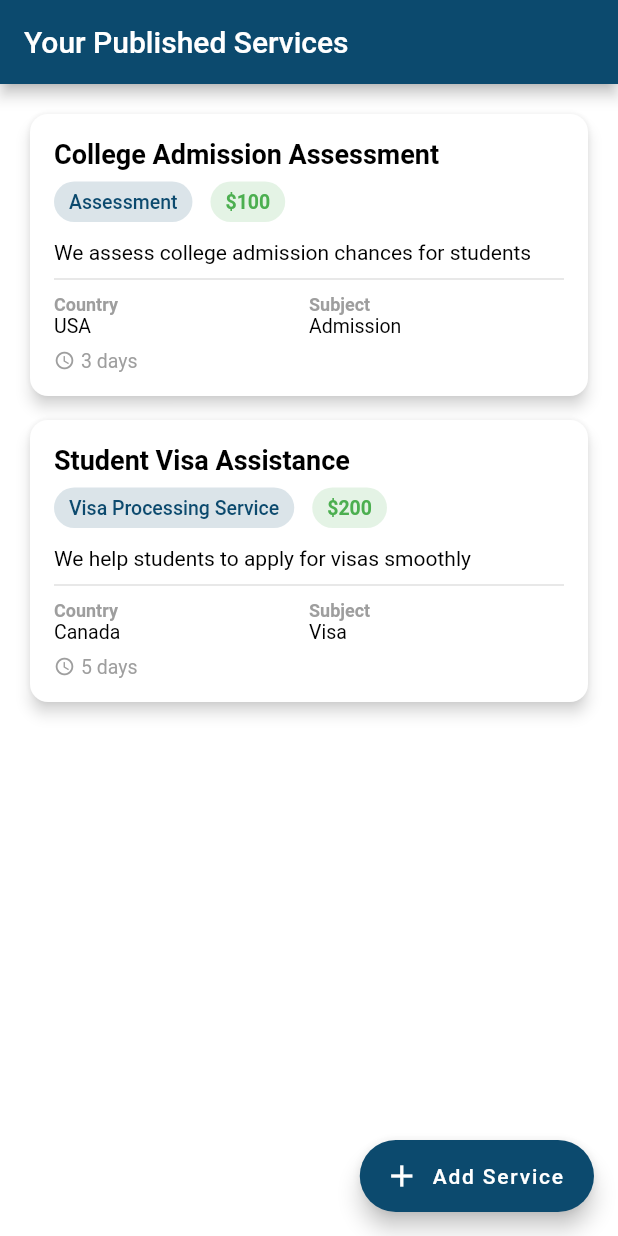
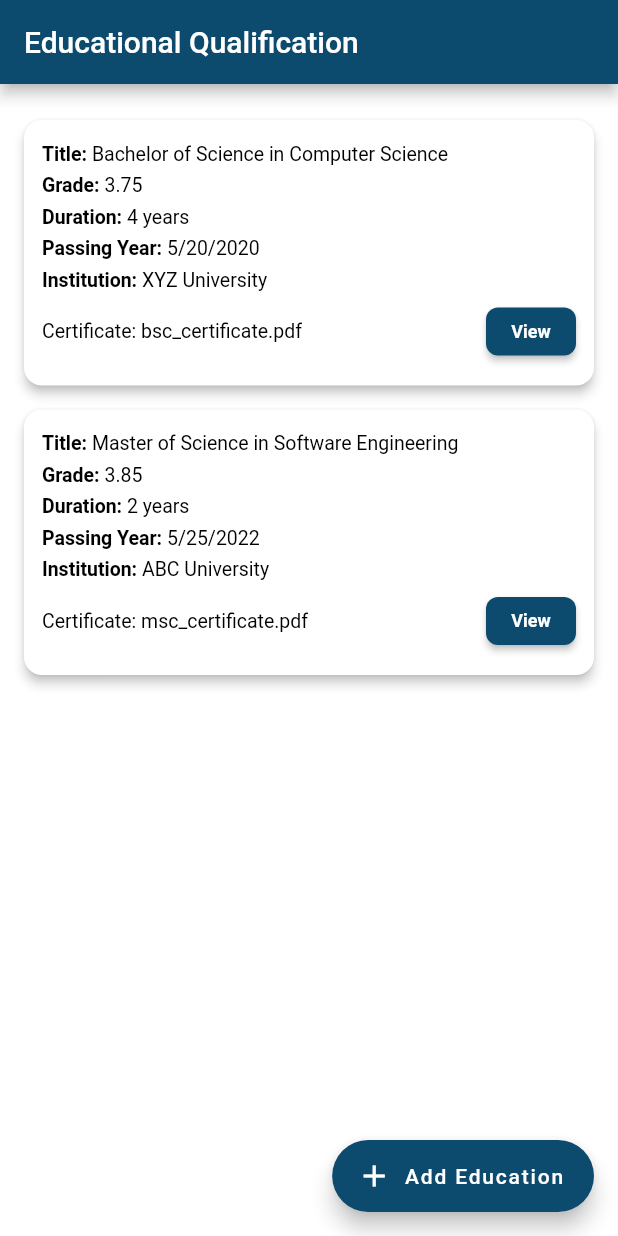
Before and after one commit to Md-Junaead/eduwise, a Flutter app: the screen it shows after launch, on a phone screen of 412 x 824 dp. Run offline on Flutter 3.47's test engine with Material 3 defaults, Android fonts, the light colour scheme and no system bars; our stand-ins replace cached_network_image, carousel_slider, country_picker, file_picker, get; missing offline and left inert: country_flags.

Commit message:
Consultant Education screen finished

```diff
--- a/lib/configs/routes/routes.dart
+++ b/lib/configs/routes/routes.dart
@@ -1,4 +1,5 @@
 import 'package:eduwise/screens/consultant-dashboard/add-service/con_service_view.dart';
+import 'package:eduwise/screens/consultant-dashboard/educational-qualification/con_edu_qua_view.dart';
 import 'package:eduwise/screens/consultant-dashboard/experience/con_work_view.dart';
 import 'package:eduwise/screens/student-dashboard/consultant/stu_cons_view.dart';
 import 'package:eduwise/screens/student-dashboard/dashboard/stu_dboard_view.dart';
@@ -84,6 +85,13 @@ class Routes {
           builder: (context) => ConsultantServiceCreateView(),
         );
 
+      case RoutesName.consultantEducationScreen:
+        return MaterialPageRoute(
+          builder: (context) => ConsultantEducationScreen(),
+        );
+
+      // Default Profile
+
       default:
         return MaterialPageRoute(
           builder: (_) =>
--- a/lib/configs/routes/routes_name.dart
+++ b/lib/configs/routes/routes_name.dart
@@ -24,4 +24,5 @@ class RoutesName {
       'ConsultantWorkExperienceScreen';
   static const String consultantServiceCreateView =
       'ConsultantServiceCreateView';
+  static const String consultantEducationScreen = 'ConsultantEducationScreen';
 }
--- a/lib/main.dart
+++ b/lib/main.dart
@@ -25,7 +25,7 @@ class MyApp extends StatelessWidget {
         debugShowCheckedModeBanner: false,
         title: 'Eduwise',
         theme: AppTheme.light,
-        initialRoute: RoutesName.consultantServiceCreateView,
+        initialRoute: RoutesName.consultantEducationScreen,
         onGenerateRoute: Routes.generateRoute,
 
         // ✅ Now super clean: just point to AppBindings
--- /dev/null
+++ b/lib/screens/consultant-dashboard/educational-qualification/con_edu_qua_ctrl.dart
@@ -0,0 +1,114 @@
+// lib/screens/consultant-dashboard/education/consultant_education_controller.dart
+import 'package:eduwise/screens/consultant-dashboard/educational-qualification/con_edu_qua_model.dart';
+import 'package:get/get.dart';
+import 'package:file_picker/file_picker.dart';
+
+class ConsultantEducationController extends GetxController {
+  final RxList<ConsultantEducation> educations = <ConsultantEducation>[].obs;
+
+  /// ---------------- Temporary fields for form ----------------
+  var tempTitle = ''.obs;
+  var tempGrade = ''.obs;
+  var tempDuration = ''.obs;
+  var tempPassingYear = Rxn<DateTime>();
+  var tempInstitution = ''.obs;
+  var tempCertificate = ''.obs;
+
+  @override
+  void onInit() {
+    super.onInit();
+    _loadDemoData();
+  }
+
+  void addEducation({int? editIndex}) {
+    if (tempTitle.value.isEmpty || tempGrade.value.isEmpty) {
+      Get.snackbar(
+        "Error",
+        "Please fill all required fields",
+        snackPosition: SnackPosition.BOTTOM,
+      );
+      return;
+    }
+
+    // Duplicate check
+    bool exists = educations.any(
+      (e) =>
+          e.title == tempTitle.value &&
+          e.institution == tempInstitution.value &&
+          (editIndex == null || educations.indexOf(e) != editIndex),
+    );
+
+    if (exists) {
+      Get.snackbar(
+        "Duplicate",
+        "Education already exists",
+        snackPosition: SnackPosition.BOTTOM,
+      );
+      return;
+    }
+
+    ConsultantEducation newEdu = ConsultantEducation(
+      title: tempTitle.value,
+      grade: tempGrade.value,
+      duration: tempDuration.value,
+      passingYear: tempPassingYear.value ?? DateTime.now(),
+      institution: tempInstitution.value,
+      certificate: tempCertificate.value,
+    );
+
+    if (editIndex != null) {
+      educations[editIndex] = newEdu; // Edit
+    } else {
+      educations.add(newEdu); // Add new
+    }
+
+    clearTempFields();
+
+    Get.snackbar(
+      "Success",
+      editIndex != null ? "Education Updated" : "Education Added",
+      snackPosition: SnackPosition.BOTTOM,
+    );
+  }
+
+  void clearTempFields() {
+    tempTitle.value = '';
+    tempGrade.value = '';
+    tempDuration.value = '';
+    tempPassingYear.value = null;
+    tempInstitution.value = '';
+    tempCertificate.value = '';
+  }
+
+  Future<void> pickCertificate() async {
+    FilePickerResult? result = await FilePicker.platform.pickFiles(
+      allowMultiple: false,
+      type: FileType.any,
+    );
+
+    if (result != null && result.files.isNotEmpty) {
+      tempCertificate.value = result.files.first.name;
+    }
+  }
+
+  void _loadDemoData() {
+    educations.addAll([
+      ConsultantEducation(
+        title: "Bachelor of Science in Computer Science",
+        grade: "3.75",
+        duration: "4 years",
+        passingYear: DateTime(2020, 5, 20),
+        institution: "XYZ University",
+        certificate: "bsc_certificate.pdf",
+      ),
+      ConsultantEducation(
+        title: "Master of Science in Software Engineering",
+        grade: "3.85",
+        duration: "2 years",
+        passingYear: DateTime(2022, 5, 25),
+        institution: "ABC University",
+        certificate: "msc_certificate.pdf",
+      ),
+    ]);
+  }
+}
--- /dev/null
+++ b/lib/screens/consultant-dashboard/educational-qualification/con_edu_qua_model.dart
@@ -0,0 +1,18 @@
+// lib/screens/consultant-dashboard/education/consultant_education_model.dart
+class ConsultantEducation {
+  String title;
+  String grade;
+  String duration;
+  DateTime passingYear;
+  String institution;
+  String certificate;
+
+  ConsultantEducation({
+    required this.title,
+    required this.grade,
+    required this.duration,
+    required this.passingYear,
+    required this.institution,
+    required this.certificate,
+  });
+}
--- /dev/null
+++ b/lib/screens/consultant-dashboard/educational-qualification/con_edu_qua_view.dart
@@ -0,0 +1,176 @@
+// lib/screens/consultant-dashboard/education/consultant_education_screen.dart
+import 'package:eduwise/screens/consultant-dashboard/educational-qualification/con_edu_qua_ctrl.dart';
+import 'package:eduwise/screens/consultant-dashboard/educational-qualification/con_edu_qua_form.dart';
+import 'package:flutter/material.dart';
+import 'package:get/get.dart';
+import 'package:eduwise/configs/constants/colors.dart';
+
+class ConsultantEducationScreen extends StatelessWidget {
+  const ConsultantEducationScreen({super.key});
+
+  @override
+  Widget build(BuildContext context) {
+    final controller = Get.put(ConsultantEducationController());
+
+    return Scaffold(
+      appBar: AppBar(
+        title: const Text("Educational Qualification"),
+        backgroundColor: TColors.secondary,
+      ),
+      body: Obx(() {
+        if (controller.educations.isEmpty) {
+          return const Center(child: Text("No education added"));
+        }
+
+        return ListView.builder(
+          padding: const EdgeInsets.all(16),
+          itemCount: controller.educations.length,
+          itemBuilder: (context, index) {
+            final edu = controller.educations[index];
+            return Dismissible(
+              key: Key(edu.title + edu.institution),
+              background: Container(
+                color: Colors.green,
+                alignment: Alignment.centerLeft,
+                padding: const EdgeInsets.only(left: 20),
+                child: const Icon(Icons.edit, color: Colors.white),
+              ),
+              secondaryBackground: Container(
+                color: Colors.red,
+                alignment: Alignment.centerRight,
+                padding: const EdgeInsets.only(right: 20),
+                child: const Icon(Icons.delete, color: Colors.white),
+              ),
+              confirmDismiss: (direction) async {
+                if (direction == DismissDirection.startToEnd) {
+                  // ---------------- Edit ----------------
+                  controller.tempTitle.value = edu.title;
+                  controller.tempGrade.value = edu.grade;
+                  controller.tempDuration.value = edu.duration;
+                  controller.tempPassingYear.value = edu.passingYear;
+                  controller.tempInstitution.value = edu.institution;
+                  controller.tempCertificate.value = edu.certificate;
+
+                  Get.to(() => ConsultantEducationForm())!.then((_) {
+                    controller.clearTempFields();
+                  });
+                  return false;
+                } else if (direction == DismissDirection.endToStart) {
+                  // ---------------- Delete ----------------
+                  bool confirmed =
+                      await Get.defaultDialog(
+                        title: "Delete Education",
+                        middleText:
+                            "Are you sure you want to delete this education?",
+                        textConfirm: "Yes",
+                        textCancel: "No",
+                        confirmTextColor: Colors.white,
+                        onConfirm: () {
+                          controller.educations.removeAt(index);
+                          Get.back(result: true);
+                        },
+                        onCancel: () => Get.back(result: false),
+                      ) ??
+                      false;
+                  return confirmed;
+                }
+                return false;
+              },
+              child: Card(
+                margin: const EdgeInsets.symmetric(vertical: 8),
+                shape: RoundedRectangleBorder(
+                  borderRadius: BorderRadius.circular(12),
+                ),
+                elevation: 3,
+                child: Padding(
+                  padding: const EdgeInsets.all(12),
+                  child: Column(
+                    crossAxisAlignment: CrossAxisAlignment.start,
+                    children: [
+                      _infoRow("Title", edu.title),
+                      _infoRow("Grade", edu.grade),
+                      _infoRow("Duration", edu.duration),
+                      _infoRow(
+                        "Passing Year",
+                        "${edu.passingYear.month}/${edu.passingYear.day}/${edu.passingYear.year}",
+                      ),
+                      _infoRow("Institution", edu.institution),
+                      if (edu.certificate.isNotEmpty)
+                        Row(
+                          children: [
+                            Expanded(
+                              child: Text(
+                                "Certificate: ${edu.certificate}",
+                                style: const TextStyle(fontSize: 13),
+                              ),
+                            ),
+                            ElevatedButton(
+                              onPressed: () {},
+                              child: const Text(
+                                "View",
+                                style: TextStyle(fontSize: 12),
+                              ),
+                              style: ElevatedButton.styleFrom(
+                                backgroundColor: TColors.secondary,
+                                minimumSize: const Size(60, 32),
+                                padding: const EdgeInsets.symmetric(
+                                  horizontal: 8,
+                                  vertical: 4,
+                                ),
+                              ),
+                            ),
+                          ],
+                        ),
+                    ],
+                  ),
+                ),
+              ),
+            );
+          },
+        );
+      }),
+      floatingActionButton: FloatingActionButton.extended(
+        onPressed: () => Get.to(() => ConsultantEducationForm()),
+        icon: const Icon(Icons.add),
+        label: const Text("Add Education"),
+        backgroundColor: TColors.secondary,
+      ),
+    );
+  }
+
+  Widget _infoRow(String title, String value) {
+    return Padding(
+      padding: const EdgeInsets.symmetric(vertical: 3),
+      child: Row(
+        children: [
+          Text(
+            "$title: ",
+            style: const TextStyle(fontWeight: FontWeight.bold, fontSize: 13),
+          ),
+          Expanded(child: Text(value, style: const TextStyle(fontSize: 13))),
+        ],
+      ),
+    );
+  }
+}
+
+/*
+
+Add Your Educational Qualification - Title
+Title of Your Last Education - Headign
+Enter the title of Education - Input
+Result (Grade/GPA/CGPA) - Headign
+Grade/GPA/CGPA - Input
+Duration - Headign
+Duration (3 years/4 years) - Input
+Passing Year - Headign
+--------- ----
+Institution - Headign
+Institution Name - Input
+Certificate/Document - Headign
+(Documents of the Certificate) - Input
+Save - Button
+
+
+
+*/
--- a/lib/widget/app_bindings.dart
+++ b/lib/widget/app_bindings.dart
@@ -1,5 +1,6 @@
 // lib/configs/core/app_bindings.dart
 import 'package:eduwise/screens/consultant-dashboard/add-service/con_ser_cre_ctrl.dart';
+import 'package:eduwise/screens/consultant-dashboard/educational-qualification/con_edu_qua_ctrl.dart';
 import 'package:eduwise/screens/consultant-dashboard/experience/con_work_exp_ctrl.dart';
 import 'package:eduwise/screens/default/all-consultant/demo_consultants.dart';
 import 'package:eduwise/screens/default/consultant-profile/con_provider_model.dart';
@@ -21,6 +22,7 @@ class AppBindings extends Bindings {
     Get.put(StudentDashboardController);
     Get.put(ConsultantWorkExperienceController);
     Get.put(ConsultantServiceController);
+    Get.put(ConsultantEducationController);
 
     // Register StudentConsultantController with all consultants
     Get.put(
```
Also changed, not shown: lib/screens/consultant-dashboard/educational-qualification/con_edu_qua_form.dart (added, +166 -0 lines).
